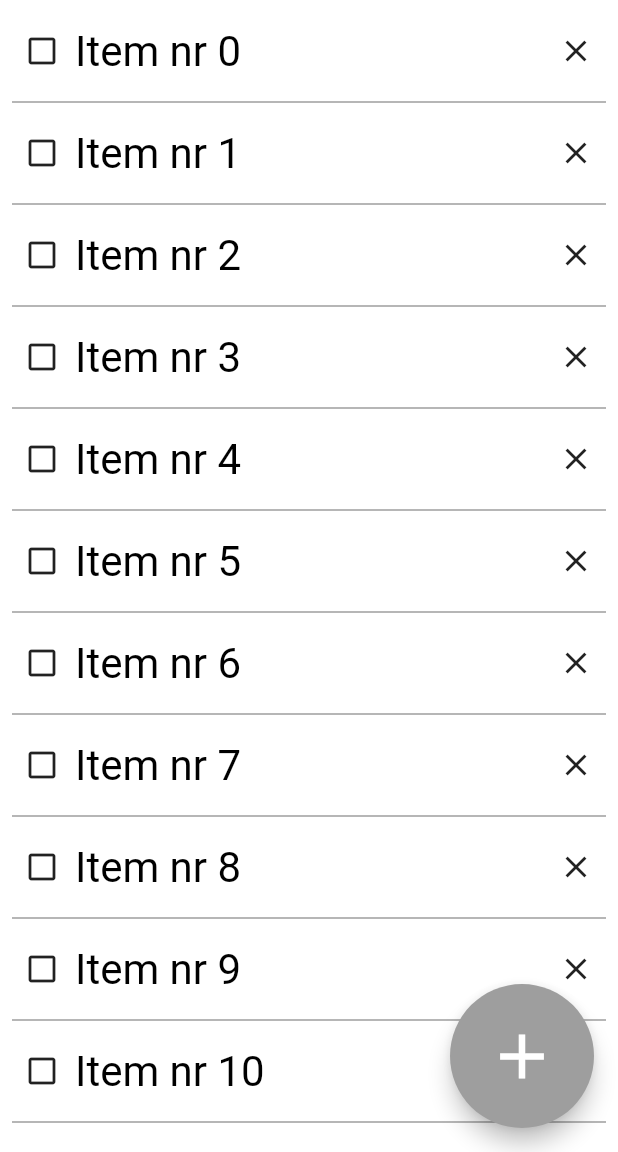
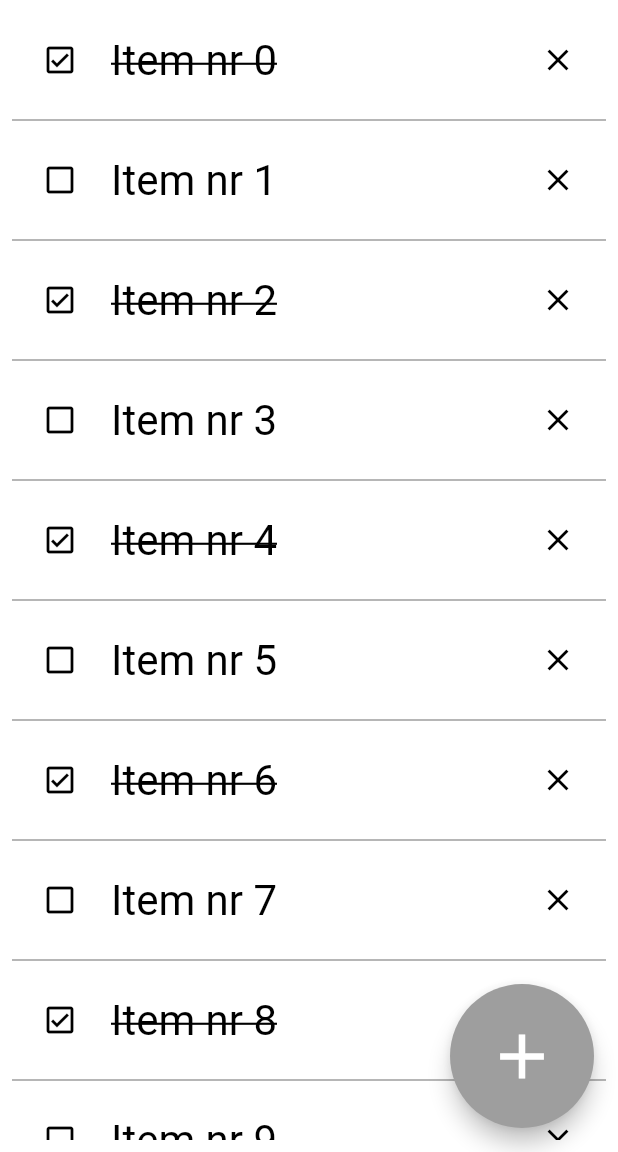
Before and after one commit to gu-tig333-ht25/gusguskrp, a Flutter app: the screen it shows after launch, on a phone screen of 412 x 824 dp, the part 84-1236 px from its top. Run offline on Flutter 3.47's test engine with Material 3 defaults, Android fonts, the phone set to English and light mode, and no system bars.

Commit message:
Interactable todo items
Can now change status and remove/add form list

```diff
--- a/lib/main.dart
+++ b/lib/main.dart
@@ -6,8 +6,8 @@ import 'home_page.dart';
 void main() {
   TodoItemsState state = TodoItemsState();
 
-  for (var element in List.generate(20, (index) => "Item nr $index")) {
-    state.add(TodoItem(element));
+  for (int i = 0; i < 10; i++) {
+    state.add(TodoItem("Item nr $i", done: (i % 2 == 0)));
   }
 
   runApp(ChangeNotifierProvider(create: (_) => state, child: MyApp()));
--- a/lib/todo_item.dart
+++ b/lib/todo_item.dart
@@ -1,22 +1,23 @@
 import 'package:flutter/material.dart';
+import 'package:provider/provider.dart';
 import 'model.dart';
 
-class TodoItemWidget extends StatefulWidget {
+class TodoItemWidget extends StatelessWidget {
   final TodoItem item;
   const TodoItemWidget(this.item, {super.key});
 
   @override
-  State<TodoItemWidget> createState() => _TodoItemWidgetState();
-}
-
-class _TodoItemWidgetState extends State<TodoItemWidget> {
-  @override
   Widget build(BuildContext context) {
-    Icon completedIcon = widget.item.done
+    return ChangeNotifierProvider.value(
+      value: item,
+      child: Consumer<TodoItem>(
+        builder: (_, item, __) {
+          Icon completedIcon = item.done
               ? const Icon(Icons.check_box_outlined)
               : const Icon(Icons.check_box_outline_blank);
-    TextStyle? textStyle = Theme.of(context).textTheme.headlineMedium?.copyWith(
-      decoration: widget.item.done
+          TextStyle? textStyle = Theme.of(context).textTheme.headlineMedium
+              ?.copyWith(
+                decoration: item.done
                     ? TextDecoration.lineThrough
                     : TextDecoration.none,
               );
@@ -26,11 +27,24 @@ class _TodoItemWidgetState extends State<TodoItemWidget> {
               children: [
                 Padding(
                   padding: const EdgeInsets.only(right: 10),
-            child: completedIcon,
+                  child: IconButton(
+                    icon: completedIcon,
+                    onPressed: () {
+                      item.done = !item.done;
+                    },
                   ),
-          Expanded(child: Text(widget.item.text, style: textStyle)),
-          Icon(Icons.close),
+                ),
+                Expanded(child: Text(item.text, style: textStyle)),
+                IconButton(
+                  icon: Icon(Icons.close),
+                  onPressed: () {
+                    context.read<TodoItemsState>().remove(item);
+                  },
+                ),
               ],
+            ),
+          );
+        },
       ),
     );
   }
```
Also changed, not shown: lib/add_view.dart (+4 -3 lines). Lines whose indentation alone changed are shown as unchanged.
